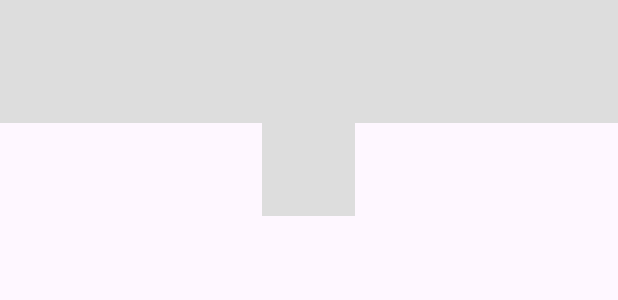
After one commit to XaviPaez/Dispositivos_Moviles_Clases_xp, an Android app: the layout shimmer_layout_biometric.xml on its own in the app's theme, with its tools: preview values and no code run, on a phone screen of 412 x 824 dp. The commit adds this screen. Shown: the top 300 px of the screen. Run offline under Robolectric (Android 15) with nearby library versions, the light colour scheme and no system bars; Roboto replaces fonts that are not available here.

Commit message:
Clase del 8 de agosto: Shimmer

```diff
--- a/app/build.gradle
+++ b/app/build.gradle
@@ -84,6 +84,8 @@ dependencies {
     //Huella digital
     implementation("androidx.biometric:biometric:1.2.0-alpha05")
 
+    implementation("com.facebook.shimmer:shimmer:0.1.0@aar")
+
 
 
 }
--- /dev/null
+++ b/app/src/main/res/layout/shimmer_layout_biometric.xml
@@ -0,0 +1,46 @@
+<?xml version="1.0" encoding="utf-8"?>
+<androidx.constraintlayout.widget.ConstraintLayout xmlns:android="http://schemas.android.com/apk/res/android"
+    android:layout_width="match_parent"
+    android:layout_height="wrap_content"
+    xmlns:app="http://schemas.android.com/apk/res-auto">
+
+    <com.facebook.shimmer.ShimmerFrameLayout
+        android:id="@+id/lytMainCopia"
+        app:auto_start="true"
+        android:layout_width="match_parent"
+        android:layout_height="wrap_content"
+        app:layout_constraintBottom_toBottomOf="parent"
+        app:layout_constraintEnd_toEndOf="parent"
+        app:layout_constraintStart_toStartOf="parent"
+        app:layout_constraintTop_toTopOf="parent" >
+
+
+        <LinearLayout
+            android:layout_width="match_parent"
+            android:layout_height="wrap_content"
+            android:orientation="vertical"
+            android:gravity="center_horizontal"
+            app:layout_constraintBottom_toBottomOf="parent"
+            app:layout_constraintEnd_toEndOf="parent"
+            app:layout_constraintStart_toStartOf="parent"
+            app:layout_constraintTop_toTopOf="parent">
+
+
+            <View
+                android:layout_width="match_parent"
+                android:layout_height="82dp"
+                android:gravity="center"
+                android:background="#dddddd"
+                app:layout_constraintStart_toStartOf="parent"></View>
+
+            <View
+                android:layout_width="62dp"
+                android:layout_height="62dp"
+                android:background="#dddddd"
+                app:srcCompat="@drawable/baseline_fingerprint_24" />
+
+
+        </LinearLayout>
+    </com.facebook.shimmer.ShimmerFrameLayout>
+
+</androidx.constraintlayout.widget.ConstraintLayout>
```
Also changed, not shown: app/src/main/java/com/example/dispositivosmoviles/ui/activities/BiometricActivity.kt (+22 -2 lines), app/src/main/java/com/example/dispositivosmoviles/utilities/viewModels/BiometricViewModel.kt (added, +17 -0 lines), app/src/main/res/layout/activity_biometric.xml (+43 -17 lines).
